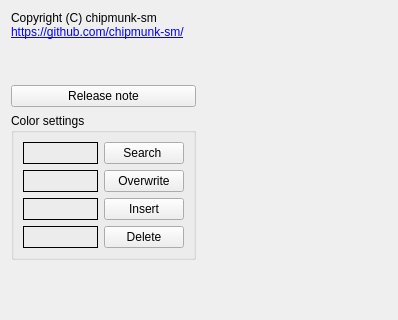
Before: the Qt Designer form cconfigdialog.ui in chipmunk-sm/HexEditor, drawn with Qt 5; both pictures show x 0 to 398 and y 0 to 320 of the 398 by 689 pixel window.
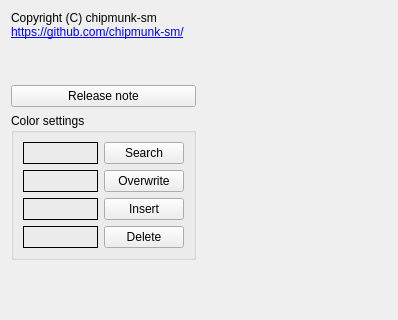
After: the same form once the commit is applied.

```diff
--- a/cconfigdialog.ui
+++ b/cconfigdialog.ui
@@ -141,7 +141,7 @@
       <item row="0" column="1">
        <widget class="QPushButton" name="pushButton_color_search">
         <property name="text">
-         <string>Search </string>
+         <string>Search</string>
         </property>
        </widget>
       </item>
```
